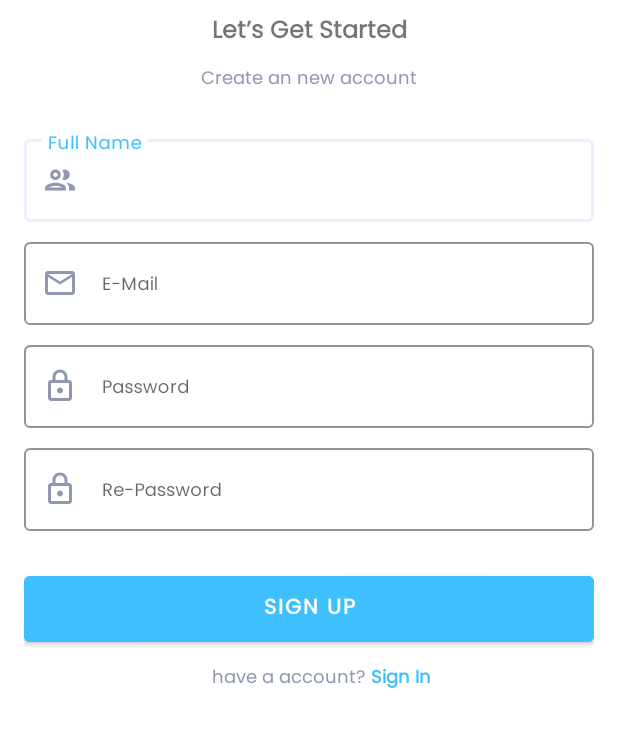
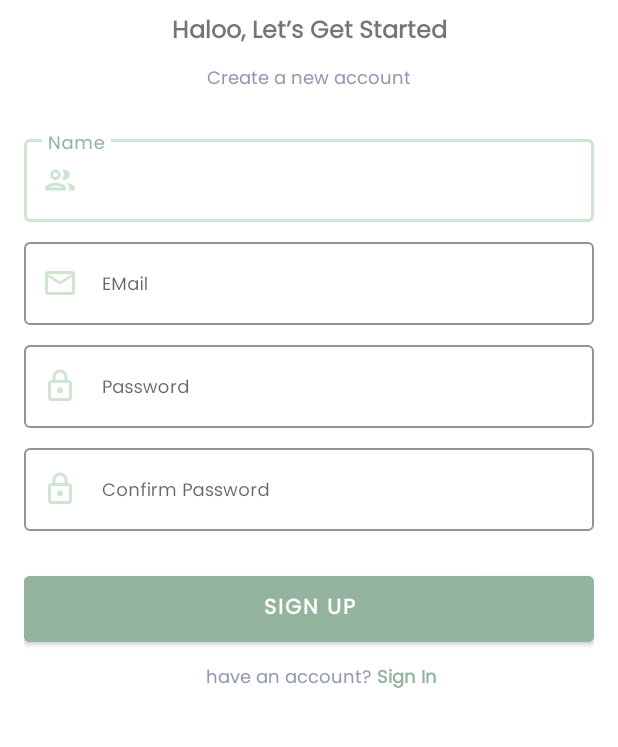
Before and after one commit to framadhan99/AppStorySubmission, an Android app: the RegisterFragment screen opened through its navigation route, on a phone screen of 412 x 824 dp, the part 197-944 px from its top. Run offline under Robolectric (Android 15) with nearby library versions, the phone set to English and light mode, and no system bars; our stand-ins replace Dagger/Hilt's generated code.

Commit message:
upload err

```diff
--- a/app/src/main/java/com/fajar/storyappsubmission/core/data/resource/remote/story/StoryResponse.kt
+++ b/app/src/main/java/com/fajar/storyappsubmission/core/data/resource/remote/story/StoryResponse.kt
@@ -3,7 +3,6 @@ package com.fajar.storyappsubmission.core.data.resource.remote.story
 import com.fajar.storyappsubmission.core.data.model.Story
 
 data class StoryResponse(
-
     val listStory: List<Story>,
     val error: Boolean,
     val message: String
--- a/app/src/main/java/com/fajar/storyappsubmission/core/data/resource/remote/story/StorySource.kt
+++ b/app/src/main/java/com/fajar/storyappsubmission/core/data/resource/remote/story/StorySource.kt
@@ -52,6 +52,8 @@ class StorySource @Inject constructor(
                     BearerToken = "Bearer $token",
                     desc.toRequestBody("text/plain".toMediaType()),
                     img
+//                    desc.toRequestBody("text/plain".toMediaType()),
+//                    img.asRequestBody()
                 )
                 if (!response.error) {
                     emit(ApiResult.success(response))
--- a/app/src/main/java/com/fajar/storyappsubmission/features/ui/fragments/LoginFragment.kt
+++ b/app/src/main/java/com/fajar/storyappsubmission/features/ui/fragments/LoginFragment.kt
@@ -60,7 +60,7 @@ class LoginFragment : Fragment() {
     private fun checkLogin(){
         loginVM.tokenUser.observe(viewLifecycleOwner){ checkLogin ->
             if (checkLogin.isNotEmpty()){
-                showToast(requireContext(), getString(R.string.notice_checking_session))
+//                showToast(requireContext(), getString(R.string.notice_checking_session))
                 val mIntent = Intent(requireContext(), HomeActivity::class.java)
                 startActivity(mIntent)
                 (activity as StoryActivity?)?.finish()
@@ -102,7 +102,7 @@ class LoginFragment : Fragment() {
                 Status.ERROR -> {
                     (activity as StoryActivity?)?.hideLoading()
                     binding.textWelcome.apply {
-                        setTextColor(ResourcesCompat.getColor(resources, R.color.merah, null))
+                        setTextColor(ResourcesCompat.getColor(resources, R.color.red, null))
                         text = getString(R.string.error_invalid_login)
                     }
                 }
--- a/app/src/main/java/com/fajar/storyappsubmission/features/utils/Utils.kt
+++ b/app/src/main/java/com/fajar/storyappsubmission/features/utils/Utils.kt
@@ -100,13 +100,14 @@ fun uriToFile(selectedImg: Uri, context: Context): File {
     return myFile
 }
 
+
 fun reduceFileImage(file: File): File {
     val bitmap = BitmapFactory.decodeFile(file.path)
     var compressQuality = 100
     var streamLength: Int
     do {
         val bmpStream = ByteArrayOutputStream()
-        bitmap.compress(Bitmap.CompressFormat.JPEG, compressQuality, bmpStream)
+        bitmap?.compress(Bitmap.CompressFormat.JPEG, compressQuality, bmpStream)
         val bmpPicByteArray = bmpStream.toByteArray()
         streamLength = bmpPicByteArray.size
         compressQuality -= 5
--- a/app/src/main/res/drawable/edit_text_border.xml
+++ b/app/src/main/res/drawable/edit_text_border.xml
@@ -6,11 +6,11 @@
         android:color="@android:color/transparent"/>
 
     <corners
-        android:bottomRightRadius="8dp"
-        android:bottomLeftRadius="8dp"
-        android:topLeftRadius="8dp"
-        android:topRightRadius="8dp"/>
+        android:bottomRightRadius="16dp"
+        android:bottomLeftRadius="16dp"
+        android:topLeftRadius="16dp"
+        android:topRightRadius="16dp"/>
     <stroke
-        android:color="@color/abu_abu_icon"
+        android:color="@color/green_light"
         android:width="1dp"/>
 </shape>
--- a/app/src/main/res/layout/fragment_login.xml
+++ b/app/src/main/res/layout/fragment_login.xml
@@ -11,13 +11,13 @@
         android:layout_width="match_parent"
         android:layout_height="wrap_content"
         android:layout_marginTop="24dp"
-        android:backgroundTint="@color/biru_cerah"
+        android:backgroundTint="@color/green_dark"
         android:paddingTop="10dp"
         android:paddingBottom="10dp"
         android:text="@string/text_sign_in"
         android:textSize="14sp"
         android:textStyle="bold"
-        app:backgroundTint="@color/biru_cerah"
+        app:backgroundTint="@color/green_dark"
         app:layout_constraintEnd_toEndOf="parent"
         app:layout_constraintStart_toStartOf="parent"
         app:layout_constraintTop_toBottomOf="@+id/edt_login_password"
@@ -124,7 +124,7 @@
         android:layout_height="wrap_content"
         android:layout_marginStart="4dp"
         android:text="@string/text_register"
-        android:textColor="@color/biru_cerah"
+        android:textColor="@color/green_dark"
         android:textSize="12sp"
         android:textStyle="bold"
         app:layout_constraintBaseline_toBaselineOf="@+id/text_dont_have_acc"
--- a/app/src/main/res/layout/fragment_register.xml
+++ b/app/src/main/res/layout/fragment_register.xml
@@ -14,13 +14,13 @@
             android:layout_width="match_parent"
             android:layout_height="wrap_content"
             android:layout_marginTop="24dp"
-            android:backgroundTint="@color/biru_cerah"
+            android:backgroundTint="@color/green_dark"
             android:paddingTop="10dp"
             android:paddingBottom="10dp"
             android:text="@string/text_sign_up"
             android:textSize="14sp"
             android:textStyle="bold"
-            app:backgroundTint="@color/biru_cerah"
+            app:backgroundTint="@color/green_dark"
             app:layout_constraintEnd_toEndOf="parent"
             app:layout_constraintStart_toStartOf="parent"
             app:layout_constraintTop_toBottomOf="@+id/input_edt_repassword"
@@ -33,13 +33,13 @@
             android:layout_height="wrap_content"
             android:layout_marginTop="24dp"
             app:boxBackgroundMode="outline"
-            app:boxStrokeColor="@color/abu_abu_border"
+            app:boxStrokeColor="@color/green_light"
             app:layout_constraintEnd_toEndOf="parent"
             app:layout_constraintStart_toStartOf="parent"
             app:layout_constraintTop_toBottomOf="@+id/text_desc_register"
             app:startIconContentDescription="@string/cd_icon_full_name"
             app:startIconDrawable="@drawable/ic_outline_people_24"
-            app:startIconTint="@color/abu_abu_icon">
+            app:startIconTint="@color/green_light">
 
             <com.google.android.material.textfield.TextInputEditText
                 android:layout_width="match_parent"
@@ -59,13 +59,13 @@
             android:layout_height="wrap_content"
             android:layout_marginTop="8dp"
             app:boxBackgroundMode="outline"
-            app:boxStrokeColor="@color/abu_abu_border"
+            app:boxStrokeColor="@color/green_light"
             app:layout_constraintEnd_toEndOf="parent"
             app:layout_constraintStart_toStartOf="parent"
             app:layout_constraintTop_toBottomOf="@+id/input_edt_fullname"
             app:startIconContentDescription="@string/cd_icon_email"
             app:startIconDrawable="@drawable/ic_outline_email_24"
-            app:startIconTint="@color/abu_abu_icon">
+            app:startIconTint="@color/green_light">
 
             <com.google.android.material.textfield.TextInputEditText
                 android:layout_width="match_parent"
@@ -85,13 +85,13 @@
             android:layout_height="wrap_content"
             android:layout_marginTop="8dp"
             app:boxBackgroundMode="outline"
-            app:boxStrokeColor="@color/abu_abu_border"
+            app:boxStrokeColor="@color/green_light"
             app:layout_constraintEnd_toEndOf="parent"
             app:layout_constraintStart_toStartOf="parent"
             app:layout_constraintTop_toBottomOf="@+id/input_edt_email"
             app:startIconContentDescription="@string/cd_icon_password"
             app:startIconDrawable="@drawable/ic_outline_lock_24"
-            app:startIconTint="@color/abu_abu_icon">
+            app:startIconTint="@color/green_light">
 
             <com.google.android.material.textfield.TextInputEditText
                 android:layout_width="match_parent"
@@ -111,13 +111,13 @@
             android:layout_height="wrap_content"
             android:layout_marginTop="8dp"
             app:boxBackgroundMode="outline"
-            app:boxStrokeColor="@color/abu_abu_border"
+            app:boxStrokeColor="@color/green_light"
             app:layout_constraintEnd_toEndOf="parent"
             app:layout_constraintStart_toStartOf="parent"
             app:layout_constraintTop_toBottomOf="@+id/input_edt_password"
             app:startIconContentDescription="@string/cd_icon_re_password"
             app:startIconDrawable="@drawable/ic_outline_lock_24"
-            app:startIconTint="@color/abu_abu_icon">
+            app:startIconTint="@color/green_light">
 
             <com.google.android.material.textfield.TextInputEditText
                 android:layout_width="match_parent"
@@ -193,7 +193,7 @@
             android:layout_height="wrap_content"
             android:layout_marginStart="4dp"
             android:text="@string/text_sign_in"
-            android:textColor="@color/biru_cerah"
+            android:textColor="@color/green_dark"
             android:textSize="12sp"
             android:textStyle="bold"
             app:layout_constraintBaseline_toBaselineOf="@+id/text_have_account"
--- a/app/src/main/res/layout/splash_screen.xml
+++ b/app/src/main/res/layout/splash_screen.xml
@@ -4,7 +4,7 @@
     xmlns:tools="http://schemas.android.com/tools"
     android:layout_width="match_parent"
     android:layout_height="match_parent"
-    android:background="@color/biru_cerah"
+    android:background="@color/green_dark"
     android:paddingHorizontal="@dimen/padding_horizontal"
     android:paddingVertical="@dimen/padding_vertical"
     tools:context=".features.ui.activity.SplashScreen">
--- a/app/src/main/res/menu/main_menu.xml
+++ b/app/src/main/res/menu/main_menu.xml
@@ -11,6 +11,6 @@
         android:id="@+id/log_out"
         android:contentDescription="@string/log_out"
         android:title="@string/log_out"
-        android:icon="@drawable/ic_baseline_login_24"
+        android:icon="@drawable/ic_baseline_logout_24"
         app:showAsAction="ifRoom|never" />
 </menu>
--- a/app/src/main/res/values/colors.xml
+++ b/app/src/main/res/values/colors.xml
@@ -9,9 +9,8 @@
     <color name="white">#FFFFFFFF</color>
 
     <!--Customize-->
-    <color name="biru_cerah">#40BFFF</color>
-    <color name="abu_abu_icon">#9098B1</color>
-    <color name="abu_abu_border">#EBF0FF</color>
+    <color name="green_light">#CEE5D0</color>
+    <color name="green_dark">#94B49F</color>
     <color name="abu_abu_text">#9098B1</color>
-    <color name="merah">#EC0000</color>
+    <color name="red">#EC0000</color>
 </resources>
--- a/app/src/main/res/values/strings.xml
+++ b/app/src/main/res/values/strings.xml
@@ -8,19 +8,19 @@
         <string name="cd_capture_image">Capture Image</string>
         <string name="cd_switch_camera">Switch Camera</string>
 
-        <string name="hint_email">E-Mail</string>
+        <string name="hint_email">EMail</string>
         <string name="hint_password">Password</string>
-        <string name="hint_full_name">Full Name</string>
-        <string name="hint_re_password">Re-Password</string>
+        <string name="hint_full_name">Name</string>
+        <string name="hint_re_password">Confirm Password</string>
 
         <string name="text_sign_in">Sign In</string>
-        <string name="text_login_welcome">Welcome to Story Dicoding</string>
+        <string name="text_login_welcome">My Story App</string>
         <string name="text_login_decs">Sign in to continue</string>
-        <string name="text_register_caption">Let’s Get Started</string>
+        <string name="text_register_caption">Haloo, Let’s Get Started</string>
         <string name="text_sign_up">Sign Up</string>
-        <string name="text_register_desc">Create an new account</string>
-        <string name="text_have_a_acc">have a account?</string>
-        <string name="text_don_t_have_a_account">Don’t have a account?</string>
+        <string name="text_register_desc">Create a new account</string>
+        <string name="text_have_a_acc">have an account?</string>
+        <string name="text_don_t_have_a_account">Don’t have an account?</string>
         <string name="text_register">Register</string>
         <string name="text_description">Description</string>
         <string name="text_add_story">Add Story</string>
--- a/app/src/main/res/values/themes.xml
+++ b/app/src/main/res/values/themes.xml
@@ -3,7 +3,7 @@
     <style name="Theme.StoryAppSubmission" parent="Theme.MaterialComponents.DayNight.NoActionBar">
         <!-- Primary brand color. -->
 
-        <item name="colorPrimary">@color/biru_cerah</item>
+        <item name="colorPrimary">@color/green_dark</item>
         <item name="colorPrimaryVariant">@color/teal_700</item>
         <item name="colorOnPrimary">@color/white</item>
         <!-- Secondary brand color. -->
```
Also changed, not shown: app/src/main/java/com/fajar/storyappsubmission/features/ui/fragments/AddStoryFragment.kt (+9 -7 lines), app/src/main/res/drawable/ic_baseline_logout_24.xml (renamed from app/src/main/res/drawable/ic_baseline_login_24.xml).
